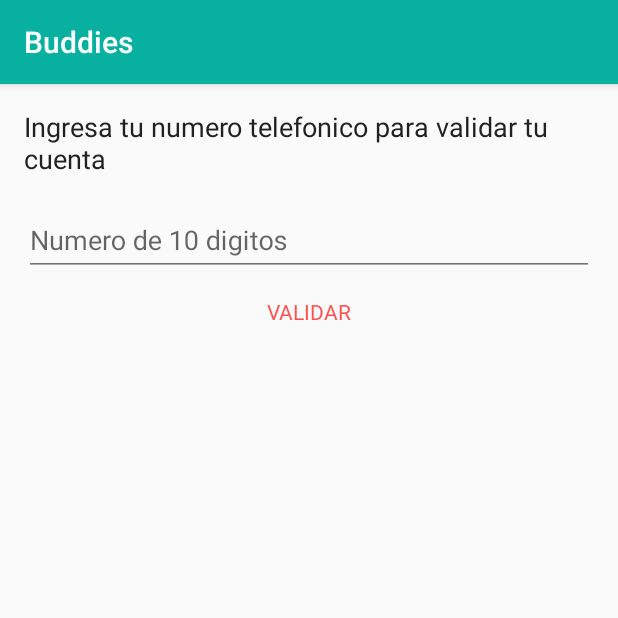
After one commit to chilangolabs/Buddies-App, an Android app: the fragment ValidationActivity shown on its own in the app's theme, on a phone screen of 412 x 824 dp, the top half of it. The commit adds this screen. Run offline under Robolectric (Android 15) with nearby library versions, the phone set to English and light mode, and no system bars; our stand-ins replace Volley; libraries missing offline, so code that uses them is left out: com.afollestad.materialdialogs, it.neokree.materialnavigationdrawer; network calls fail; 1 statement that could not run was skipped.

Commit message:
add new stuff

```diff
--- a/Buddis/app/build.gradle
+++ b/Buddis/app/build.gradle
@@ -27,6 +27,7 @@ dependencies {
     compile 'com.facebook.android:facebook-android-sdk:4.1.0'
     compile 'it.neokree:MaterialNavigationDrawer:1.3.3'
     compile 'com.squareup.picasso:picasso:2.5.2'
+    compile 'com.afollestad:material-dialogs:0.7.6.0'
     compile files('libs/devsmartlib.jar')
     compile project(':volley')
     compile 'com.android.support:cardview-v7:22.2.0'
--- a/Buddis/app/src/main/java/com/chilangolabs/buddis/DrawerActivity.java
+++ b/Buddis/app/src/main/java/com/chilangolabs/buddis/DrawerActivity.java
@@ -14,8 +14,8 @@ public class DrawerActivity extends MaterialNavigationDrawer {
         this.addAccount(account);
         this.addSection(newSection("Explora", new HomeFragment()));
         this.addSection(newSection("Perfil", new UserProfileFragment()));
-        this.addSection(newSection("Home", new HomeFragment()));
-        this.addSection(newSection("Home", new HomeFragment()));
+        this.addSection(newSection("Validar SMS", new ValidationActivity()));
+        this.addSection(newSection("Cerrar Sesion", new ExitFragment()));
 
         this.getSupportActionBar().setCustomView(R.layout.actionbarlogo);
         this.getSupportActionBar().setDisplayShowCustomEnabled(true);
--- /dev/null
+++ b/Buddis/app/src/main/java/com/chilangolabs/buddis/ValidationActivity.java
@@ -0,0 +1,128 @@
+package com.chilangolabs.buddis;
+
+import android.app.Fragment;
+import android.os.Bundle;
+import android.view.LayoutInflater;
+import android.view.View;
+import android.view.ViewGroup;
+import android.widget.Button;
+import android.widget.EditText;
+import android.widget.Toast;
+
+import com.afollestad.materialdialogs.MaterialDialog;
+import com.android.volley.Request;
+import com.android.volley.RequestQueue;
+import com.android.volley.Response;
+import com.android.volley.VolleyError;
+import com.android.volley.toolbox.JsonObjectRequest;
+import com.android.volley.toolbox.Volley;
+
+import org.json.JSONException;
+import org.json.JSONObject;
+
+import it.neokree.materialnavigationdrawer.MaterialNavigationDrawer;
+
+
+public class ValidationActivity extends Fragment {
+
+    EditText edtxSms;
+    Button btnValidate;
+
+    RequestQueue rq;
+    JsonObjectRequest jsonRequest, jsonValidate;
+
+
+    public ValidationActivity() {
+        // Required empty public constructor
+    }
+
+
+    @Override
+    public View onCreateView(LayoutInflater inflater, ViewGroup container,
+                             Bundle savedInstanceState) {
+        // Inflate the layout for this fragment
+        View v = inflater.inflate(R.layout.fragment_validation, container, false);
+
+        ((MaterialNavigationDrawer) this.getActivity()).getToolbar().setTitle("");
+
+        edtxSms = (EditText) v.findViewById(R.id.edtxValidationNumber);
+        btnValidate = (Button) v.findViewById(R.id.btnValidateSms);
+
+        rq = Volley.newRequestQueue(getActivity());
+
+        btnValidate.setOnClickListener(new View.OnClickListener() {
+            @Override
+            public void onClick(View view) {
+                makepetitio(edtxSms.getText().toString());
+            }
+        });
+
+        return v;
+    }
+
+    private void makepetitio(String number) {
+
+        JSONObject json = new JSONObject();
+        try {
+            json.put("phone", "+52" + number);
+        } catch (JSONException e) {
+            e.printStackTrace();
+        }
+
+        jsonRequest = new JsonObjectRequest(Request.Method.POST, "http://buddies.chilangolabs.com/config/phone", json, new Response.Listener<JSONObject>() {
+            @Override
+            public void onResponse(JSONObject response) {
+
+                new MaterialDialog.Builder(getActivity())
+                        .title("Ingresa el codigo de verificacion")
+                        .customView(R.layout.dialog_sms, true)
+                        .positiveText("Ok")
+                        .callback(new MaterialDialog.ButtonCallback() {
+                            @Override
+                            public void onPositive(MaterialDialog dialog) {
+                                super.onPositive(dialog);
+                                EditText validate = (EditText) dialog.findViewById(R.id.edtxDialog);
+                                makeValidation(validate.getText().toString());
+                            }
+                        }).build().show();
+
+
+            }
+        }, new Response.ErrorListener() {
+            @Override
+            public void onErrorResponse(VolleyError error) {
+
+            }
+        });
+
+        rq.add(jsonRequest);
+
+    }
+
+    private void makeValidation(String validate) {
+
+        JSONObject jsonvalidate = new JSONObject();
+        try {
+            jsonvalidate.put("code", validate);
+        } catch (JSONException e) {
+            e.printStackTrace();
+        }
+
+        jsonRequest = new JsonObjectRequest(Request.Method.POST, "http://buddies.chilangolabs.com/config/sms/validate", jsonvalidate, new Response.Listener<JSONObject>() {
+            @Override
+            public void onResponse(JSONObject response) {
+
+                Toast.makeText(getActivity(), "Numero telefonico validado", Toast.LENGTH_LONG).show();
+
+            }
+        }, new Response.ErrorListener() {
+            @Override
+            public void onErrorResponse(VolleyError error) {
+
+            }
+        });
+
+    }
+
+
+}
--- /dev/null
+++ b/Buddis/app/src/main/res/layout/fragment_validation.xml
@@ -0,0 +1,45 @@
+<FrameLayout xmlns:android="http://schemas.android.com/apk/res/android"
+    xmlns:tools="http://schemas.android.com/tools"
+    android:layout_width="match_parent"
+    android:layout_height="match_parent"
+    tools:context="com.chilangolabs.buddis.ValidationActivity">
+
+    <LinearLayout
+        android:layout_width="match_parent"
+        android:layout_height="wrap_content"
+        android:orientation="vertical"
+        android:padding="@dimen/activity_horizontal_margin">
+
+        <TextView
+            android:layout_width="wrap_content"
+            android:layout_height="wrap_content"
+            android:text="@string/validatephonestring"
+            android:textColor="@color/primary_text"
+            android:textSize="18sp" />
+
+        <android.support.design.widget.TextInputLayout
+            android:layout_width="match_parent"
+            android:layout_height="wrap_content"
+            android:layout_marginTop="10dp">
+
+            <EditText
+                android:id="@+id/edtxValidationNumber"
+                android:layout_width="match_parent"
+                android:layout_height="wrap_content"
+                android:hint="@string/number"
+                android:inputType="number"
+                android:textColor="@color/primary_text" />
+
+        </android.support.design.widget.TextInputLayout>
+
+        <Button
+            android:id="@+id/btnValidateSms"
+            style="?attr/buttonBarStyle"
+            android:layout_width="match_parent"
+            android:layout_height="wrap_content"
+            android:text="@string/validate"
+            android:textColor="@color/accent" />
+
+    </LinearLayout>
+
+</FrameLayout>
--- a/Buddis/app/src/main/res/values/strings.xml
+++ b/Buddis/app/src/main/res/values/strings.xml
@@ -1,5 +1,5 @@
 <resources>
-    <string name="app_name">Buddis</string>
+    <string name="app_name">Buddies</string>
 
     <string name="hello_world">Hello world!</string>
     <string name="action_settings">Settings</string>
@@ -14,10 +14,14 @@
     <string name="forgotPass">Olvide mi contraseña</string>
     <string name="title_activity_drawer">DrawerActivity</string>
 
-<!-- TODO: Remove or change this placeholder text -->
+    <!-- TODO: Remove or change this placeholder text -->
     <string name="hello_blank_fragment">Hello blank fragment</string>
     <string name="howWeCantHelpYou">¿Comó podemos ayudarte hoy?</string>
     <string name="tutors">Tutores</string>
     <string name="nanis">Niñeras</string>
     <string name="icon_graduated"></string>
+    <string name="number">Numero de 10 digitos</string>
+    <string name="validatephonestring">Ingresa tu numero telefonico para validar tu cuenta</string>
+    <string name="validate">VALIDAR</string>
+    <string name="wait_dialog">Espere un momento...</string>
 </resources>
```
Also changed, not shown: Buddis/app/src/main/AndroidManifest.xml (+6 -8 lines), Buddis/app/src/main/java/com/chilangolabs/buddis/ExitFragment.java (added, +31 -0 lines), Buddis/app/src/main/java/com/chilangolabs/buddis/HomeFragment.java (+17 -4 lines), Buddis/app/src/main/java/com/chilangolabs/buddis/LoginActivity.java (+41 -0 lines), Buddis/app/src/main/java/com/chilangolabs/buddis/SplashActivity.java (+24 -1 lines), Buddis/app/src/main/res/layout/dialog_sms.xml (added, +15 -0 lines), Buddis/app/src/main/res/layout/fragment_exit.xml (added, +9 -0 lines), Buddis/app/src/main/res/drawable/icono.png (added), 2 other files.
